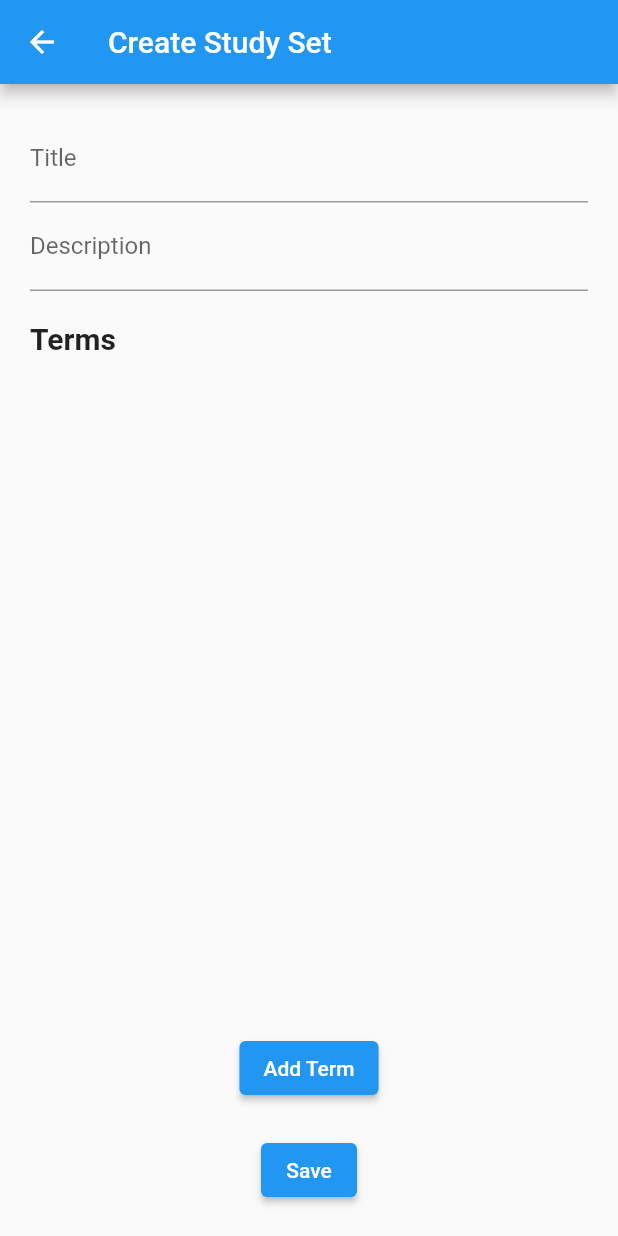
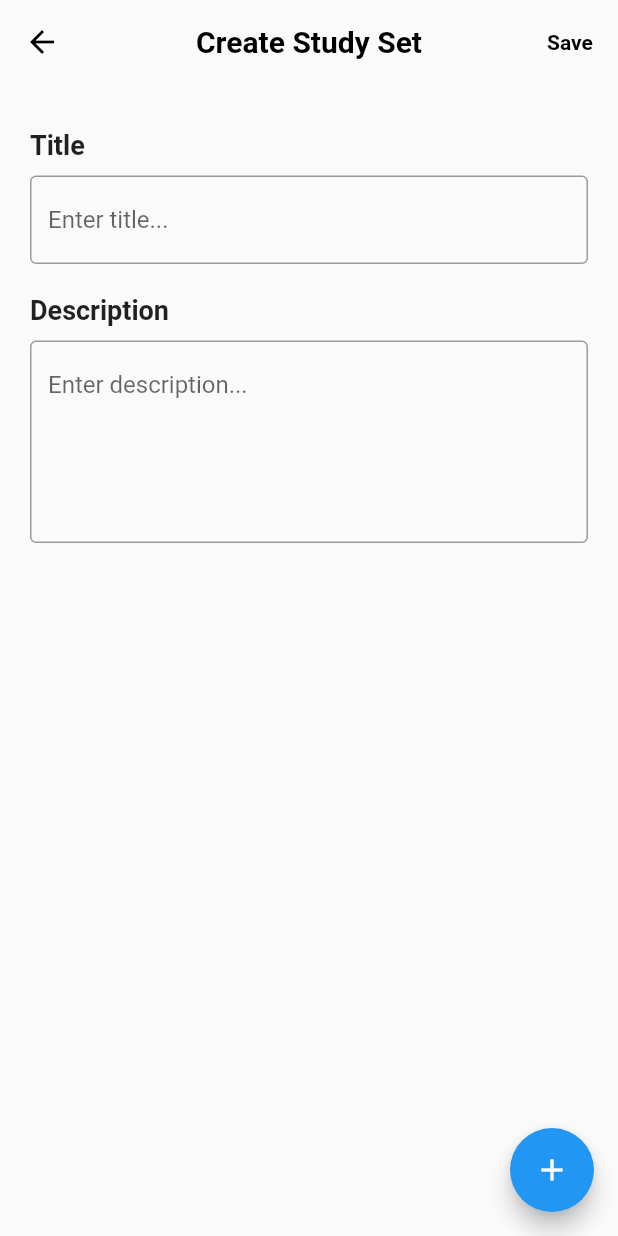
Before and after one commit to TruongGiaBao299/Final-Flutter-App, a Flutter app: the CreateStudySet screen opened directly, on a phone screen of 412 x 824 dp. Run offline on Flutter 3.47's test engine with Material 3 defaults, Android fonts, the phone set to English and light mode, and no system bars; our stand-ins replace firebase_auth, firebase_core, flip_card, shared_preferences; accounts and stored records are empty.

Commit message:
Update Ui create study set

```diff
--- a/exam/lib/create_studyset.dart
+++ b/exam/lib/create_studyset.dart
@@ -8,6 +8,7 @@ class CreateStudySet extends StatefulWidget {
 }
 
 class _CreateStudySetState extends State<CreateStudySet> {
+  final _formKey = GlobalKey<FormState>();
   final TextEditingController _titleController = TextEditingController();
   final TextEditingController _descriptionController = TextEditingController();
   List<Map<String, String>> _terms = [];
@@ -19,146 +20,228 @@ class _CreateStudySetState extends State<CreateStudySet> {
     super.dispose();
   }
 
+  bool _validateFields() {
+    return _formKey.currentState!.validate() &&
+        _terms.every((term) =>
+            term['term']!.isNotEmpty && term['definition']!.isNotEmpty);
+  }
+
+  void _showValidationError() {
+    ScaffoldMessenger.of(context).showSnackBar(
+      SnackBar(
+        content: Text('Please fill all fields.'),
+        backgroundColor: Colors.red,
+      ),
+    );
+  }
+
+  void _addTerm() {
+    setState(() {
+      _terms.add({'term': '', 'definition': ''});
+    });
+  }
+
+  void _saveStudySet() {
+    if (_validateFields()) {
+      Navigator.pop(context, {
+        'title': _titleController.text,
+        'description': _descriptionController.text,
+        'terms': _terms,
+      });
+    } else {
+      _showValidationError();
+    }
+  }
+
   @override
   Widget build(BuildContext context) {
     return Scaffold(
       appBar: AppBar(
-        title: Text('Create Study Set'),
+        backgroundColor: Colors.transparent,
+        elevation: 0,
+        centerTitle: true,
+        leading: IconButton(
+          icon: const Icon(Icons.arrow_back),
+          color: Colors.black,
+          onPressed: () {
+            Navigator.pop(context);
+          },
+        ),
+        title: const Text(
+          'Create Study Set',
+          style: TextStyle(
+            fontSize: 20.0,
+            fontWeight: FontWeight.bold,
+            color: Colors.black,
+          ),
+        ),
+        actions: [
+          TextButton(
+            onPressed: _saveStudySet,
+            child: const Text(
+              'Save',
+              style: TextStyle(
+                color: Colors.black,
+                fontWeight: FontWeight.bold,
+              ),
+            ),
+          ),
+        ],
       ),
-      body: Padding(
-        padding: const EdgeInsets.all(20.0),
-        child: Column(
-          crossAxisAlignment: CrossAxisAlignment.start,
-          children: [
-            TextFormField(
-              controller: _titleController,
-              decoration: InputDecoration(labelText: 'Title'),
+      body: SafeArea(
+        child: SingleChildScrollView(
+          padding: const EdgeInsets.all(20.0),
+          child: Form(
+            key: _formKey,
+            child: Column(
+              crossAxisAlignment: CrossAxisAlignment.start,
+              children: <Widget>[
+                const SizedBox(height: 10.0),
+                const Text(
+                  'Title',
+                  style: TextStyle(
+                    fontSize: 18.0,
+                    fontWeight: FontWeight.bold,
+                  ),
+                ),
+                const SizedBox(height: 10.0),
+                TextFormField(
+                  controller: _titleController,
+                  validator: (value) {
+                    if (value == null || value.isEmpty) {
+                      return 'Please enter title';
+                    }
+                    return null;
+                  },
+                  decoration: const InputDecoration(
+                    hintText: 'Enter title...',
+                    border: OutlineInputBorder(),
+                  ),
+                ),
+                const SizedBox(height: 20.0),
+                const Text(
+                  'Description',
+                  style: TextStyle(
+                    fontSize: 18.0,
+                    fontWeight: FontWeight.bold,
+                  ),
+                ),
+                const SizedBox(height: 10.0),
+                TextFormField(
+                  controller: _descriptionController,
+                  validator: (value) {
+                    if (value == null || value.isEmpty) {
+                      return 'Please enter description';
+                    }
+                    return null;
+                  },
+                  maxLines: 5,
+                  decoration: const InputDecoration(
+                    hintText: 'Enter description...',
+                    border: OutlineInputBorder(),
+                  ),
+                ),
+                const SizedBox(height: 20.0),
+                Column(
+                  children: [
+                    ..._terms.map((term) {
+                      return _buildTermField(term);
+                    }).toList(),
+                  ],
+                ),
+              ],
             ),
-            TextFormField(
-              controller: _descriptionController,
-              decoration: InputDecoration(labelText: 'Description'),
+          ),
+        ),
+      ),
+      floatingActionButton: FloatingActionButton(
+        onPressed: _addTerm,
+        child: const Icon(Icons.add),
+      ),
+    );
+  }
+
+  Widget _buildTermField(Map<String, String> term) {
+    return Container(
+      margin: const EdgeInsets.symmetric(vertical: 10.0),
+      padding: const EdgeInsets.all(10.0),
+      decoration: BoxDecoration(
+        border: Border.all(color: Colors.grey),
+        borderRadius: BorderRadius.circular(10.0),
+      ),
+      child: Column(
+        crossAxisAlignment: CrossAxisAlignment.start,
+        children: [
+          const Text(
+            'Term',
+            style: TextStyle(
+              fontSize: 16.0,
+              fontWeight: FontWeight.bold,
             ),
-            SizedBox(height: 20),
-            Text(
-              'Terms',
-              style: TextStyle(fontSize: 20, fontWeight: FontWeight.bold),
+          ),
+          const SizedBox(height: 5.0),
+          TextFormField(
+            initialValue: term['term'],
+            onChanged: (value) {
+              setState(() {
+                term['term'] = value;
+              });
+            },
+            validator: (value) {
+              if (value == null || value.isEmpty) {
+                return 'Please enter term';
+              }
+              return null;
+            },
+            decoration: const InputDecoration(
+              hintText: 'Enter term...',
+              border: OutlineInputBorder(),
             ),
-            Expanded(
-              child: ListView.builder(
-                itemCount: _terms.length,
-                itemBuilder: (context, index) {
-                  return TermField(
-                    term: _terms[index]['term']!,
-                    definition: _terms[index]['definition']!,
-                    onTermChanged: (value) {
-                      setState(() {
-                        _terms[index]['term'] = value;
-                      });
-                    },
-                    onDefinitionChanged: (value) {
-                      setState(() {
-                        _terms[index]['definition'] = value;
-                      });
-                    },
-                    onDelete: () {
-                      setState(() {
-                        _terms.removeAt(index);
-                      });
-                    },
-                  );
+          ),
+          const SizedBox(height: 10.0),
+          const Text(
+            'Definition',
+            style: TextStyle(
+              fontSize: 16.0,
+              fontWeight: FontWeight.bold,
+            ),
+          ),
+          const SizedBox(height: 5.0),
+          TextFormField(
+            initialValue: term['definition'],
+            onChanged: (value) {
+              setState(() {
+                term['definition'] = value;
+              });
+            },
+            validator: (value) {
+              if (value == null || value.isEmpty) {
+                return 'Please enter definition';
+              }
+              return null;
+            },
+            maxLines: 3,
+            decoration: const InputDecoration(
+              hintText: 'Enter definition...',
+              border: OutlineInputBorder(),
+            ),
+          ),
+          const SizedBox(height: 10.0),
+          Row(
+            mainAxisAlignment: MainAxisAlignment.end,
+            children: [
+              IconButton(
+                icon: const Icon(Icons.delete),
+                onPressed: () {
+                  setState(() {
+                    _terms.remove(term);
+                  });
                 },
               ),
-            ),
-            SizedBox(height: 10),
-            Center(
-              child: ElevatedButton(
-                onPressed: () {
-                  setState(() {
-                    _terms.add({'term': '', 'definition': ''});
-                  });
-                },
-                child: Text('Add Term'),
-              ),
-            ),
-            SizedBox(height: 20),
-            Center(
-              child: ElevatedButton(
-                onPressed: () {
-                  // Validate form
-                  if (_titleController.text.isNotEmpty &&
-                      _descriptionController.text.isNotEmpty &&
-                      _terms.every((term) =>
-                          term['term']!.isNotEmpty &&
-                          term['definition']!.isNotEmpty)) {
-                    // Return study set data
-                    Navigator.pop(context, {
-                      'title': _titleController.text,
-                      'description': _descriptionController.text,
-                      'terms': _terms,
-                    });
-                  } else {
-                    // Show error message
-                    ScaffoldMessenger.of(context).showSnackBar(
-                      SnackBar(
-                        content: Text('Please fill all fields.'),
-                        backgroundColor: Colors.red,
-                      ),
-                    );
-                  }
-                },
-                child: Text('Save'),
-              ),
-            ),
-          ],
-        ),
+            ],
+          ),
+        ],
       ),
     );
   }
 }
-
-class TermField extends StatelessWidget {
-  final String term;
-  final String definition;
-  final ValueChanged<String> onTermChanged;
-  final ValueChanged<String> onDefinitionChanged;
-  final VoidCallback onDelete;
-
-  const TermField({
-    Key? key,
-    required this.term,
-    required this.definition,
-    required this.onTermChanged,
-    required this.onDefinitionChanged,
-    required this.onDelete,
-  }) : super(key: key);
-
-  @override
-  Widget build(BuildContext context) {
-    return Column(
-      crossAxisAlignment: CrossAxisAlignment.start,
-      children: [
-        TextFormField(
-          initialValue: term,
-          onChanged: onTermChanged,
-          decoration: InputDecoration(labelText: 'Term'),
-        ),
-        SizedBox(height: 10),
-        TextFormField(
-          initialValue: definition,
-          onChanged: onDefinitionChanged,
-          decoration: InputDecoration(labelText: 'Definition'),
-        ),
-        SizedBox(height: 10),
-        Align(
-          alignment: Alignment.centerRight,
-          child: TextButton.icon(
-            onPressed: onDelete,
-            icon: Icon(Icons.delete),
-            label: Text('Delete'),
-          ),
-        ),
-        Divider(),
-      ],
-    );
-  }
-}
```
